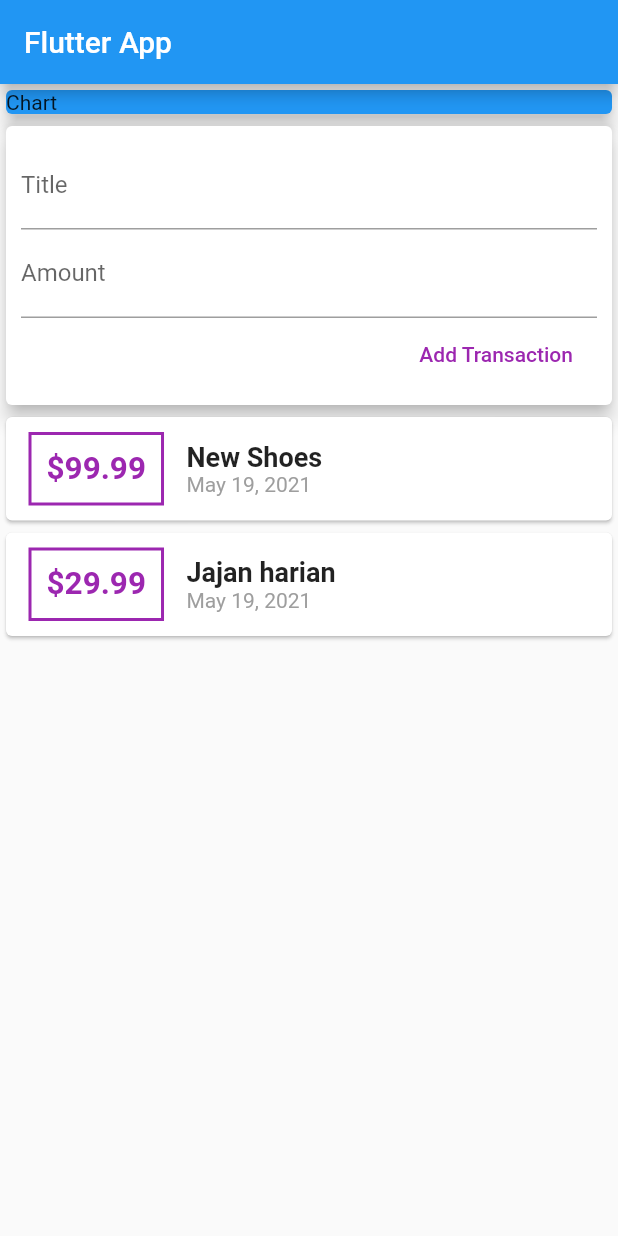
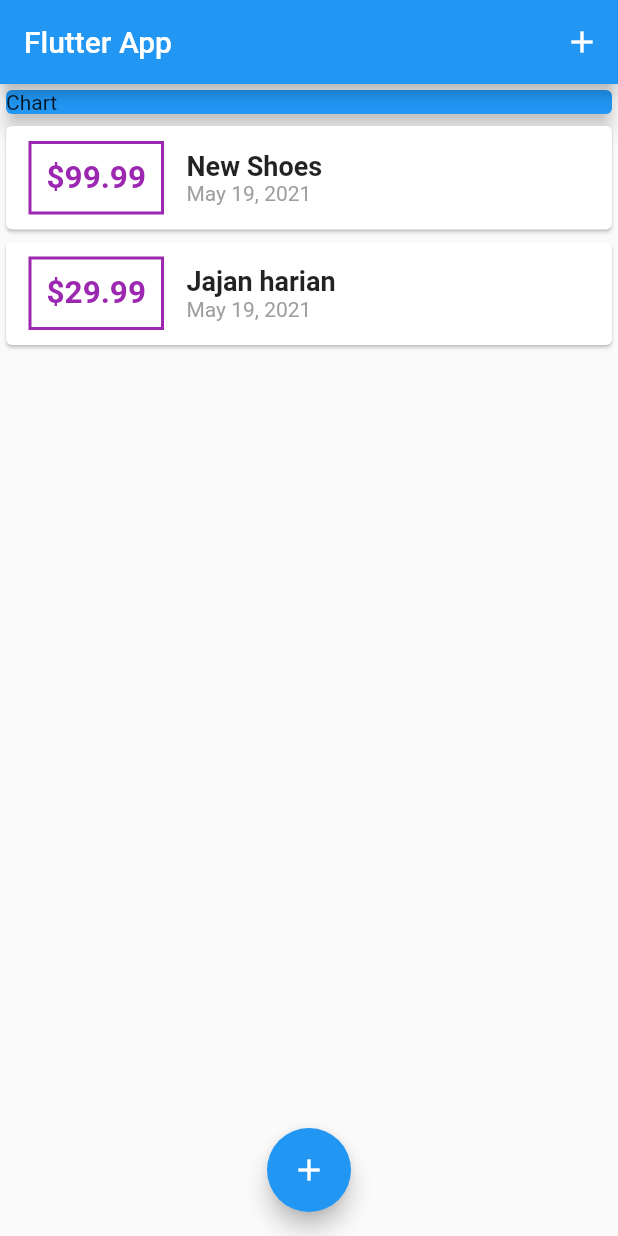
Before and after one commit to rizalaji1st/expens_counter_with_flutter, a Flutter app: the screen it shows after launch, on a phone screen of 412 x 824 dp. Run offline on Flutter 3.47's test engine with Material 2 defaults, Android fonts, the phone set to English and light mode, and no system bars.

```diff
--- a/lib/main.dart
+++ b/lib/main.dart
@@ -1,6 +1,9 @@
+import 'package:expens_counter_with_flutter/widgets/transaction_list.dart';
 import 'package:flutter/material.dart';
 
-import './widgets/user_transaction.dart';
+import './widgets/new_transaction.dart';
+import './widgets/transaction_list.dart';
+import './models/transaction.dart';
 
 void main() {
   runApp(MyApp());
@@ -17,12 +20,64 @@ class MyApp extends StatelessWidget {
   }
 }
 
-class MyHomePage extends StatelessWidget {
+class MyHomePage extends StatefulWidget {
+  @override
+  _MyHomePageState createState() => _MyHomePageState();
+}
+
+class _MyHomePageState extends State<MyHomePage> {
+  final List<Transaction> _userTransactions = [
+    Transaction(
+      id: 't1',
+      title: 'New Shoes',
+      amount: 99.99,
+      date: DateTime.now(),
+    ),
+    Transaction(
+      id: 't2',
+      title: 'Jajan harian',
+      amount: 29.99,
+      date: DateTime.now(),
+    ),
+  ];
+
+  void _addNewTransaction(String txTitle, double txAmount) {
+    final newTx = Transaction(
+      title: txTitle,
+      amount: txAmount,
+      date: DateTime.now(),
+      id: DateTime.now().toString(),
+    );
+
+    setState(() {
+      _userTransactions.add(newTx);
+    });
+  }
+
+  void _startAddNewTransaction(BuildContext ctx) {
+    showModalBottomSheet(
+      context: ctx,
+      builder: (_) {
+        return GestureDetector(
+          onTap:(){},
+          child: NewTransaction(_addNewTransaction),
+          behavior: HitTestBehavior.opaque,
+        );
+      },
+    );
+  }
+
   @override
   Widget build(BuildContext context) {
     return Scaffold(
       appBar: AppBar(
         title: Text('Flutter App'),
+        actions: <Widget>[
+          IconButton(
+            icon: Icon(Icons.add),
+            onPressed: () => _startAddNewTransaction(context),
+          ),
+        ],
       ),
       body: SingleChildScrollView(
         child: Column(
@@ -37,9 +92,14 @@ class MyHomePage extends StatelessWidget {
                 elevation: 5,
               ),
             ),
-            UserTransaction(),
+            TransactionList(_userTransactions),
           ],
         ),
+      ),
+      floatingActionButtonLocation: FloatingActionButtonLocation.centerFloat,
+      floatingActionButton: FloatingActionButton(
+        child: Icon(Icons.add),
+        onPressed: () => _startAddNewTransaction(context),
       ),
     );
   }
--- a/lib/widgets/transaction_list.dart
+++ b/lib/widgets/transaction_list.dart
@@ -11,9 +11,8 @@ class TransactionList extends StatelessWidget {
   Widget build(BuildContext context) {
     return Container(
       height: 300,
-      child: SingleChildScrollView(
-        child: Column(
-          children: transactions.map((tx) {
+      child: ListView.builder(
+        itemBuilder: (ctx, index) {
           return Card(
             child: Row(
               children: <Widget>[
@@ -30,7 +29,7 @@ class TransactionList extends StatelessWidget {
                   ),
                   padding: EdgeInsets.all(10),
                   child: Text(
-                      '\$${tx.amount}',
+                    '\$${transactions[index].amount.toStringAsFixed(2)}',
                     style: TextStyle(
                       fontWeight: FontWeight.bold,
                       fontSize: 21,
@@ -42,14 +41,14 @@ class TransactionList extends StatelessWidget {
                   crossAxisAlignment: CrossAxisAlignment.start,
                   children: <Widget>[
                     Text(
-                        tx.title,
+                      transactions[index].title,
                       style: TextStyle(
                         fontSize: 18,
                         fontWeight: FontWeight.bold,
                       ),
                     ),
                     Text(
-                        DateFormat.yMMMd().format(tx.date),
+                      DateFormat.yMMMd().format(transactions[index].date),
                       style: TextStyle(
                         color: Colors.grey,
                       ),
@@ -59,8 +58,8 @@ class TransactionList extends StatelessWidget {
               ],
             ),
           );
-          }).toList(),
-        ),
+        },
+        itemCount: transactions.length,
       ),
     );
   }
--- a/lib/widgets/user_transaction.dart
+++ /dev/null
@@ -1,50 +0,0 @@
-import 'package:flutter/material.dart';
-
-import 'new_transaction.dart';
-import './transaction_list.dart';
-import '../models/transaction.dart';
-
-class UserTransaction extends StatefulWidget {
-  @override
-  _UserTransactionState createState() => _UserTransactionState();
-}
-
-class _UserTransactionState extends State<UserTransaction> {
-  final List<Transaction> _userTransactions = [
-    Transaction(
-      id: 't1',
-      title: 'New Shoes',
-      amount: 99.99,
-      date: DateTime.now(),
-    ),
-    Transaction(
-      id: 't2',
-      title: 'Jajan harian',
-      amount: 29.99,
-      date: DateTime.now(),
-    ),
-  ];
-
-  void _addNewTransaction(String txTitle, double txAmount) {
-    final newTx = Transaction(
-      title: txTitle,
-      amount: txAmount,
-      date: DateTime.now(),
-      id: DateTime.now().toString(),
-    );
-
-    setState(() {
-       _userTransactions.add(newTx);
-    });
-  }
-
-  @override
-  Widget build(BuildContext context) {
-    return Column(
-      children: <Widget>[
-        NewTransaction(_addNewTransaction),
-        TransactionList(_userTransactions),
-      ],
-    );
-  }
-}
```
Also changed, not shown: lib/widgets/new_transaction.dart (+29 -8 lines). Lines whose indentation alone changed are shown as unchanged.
